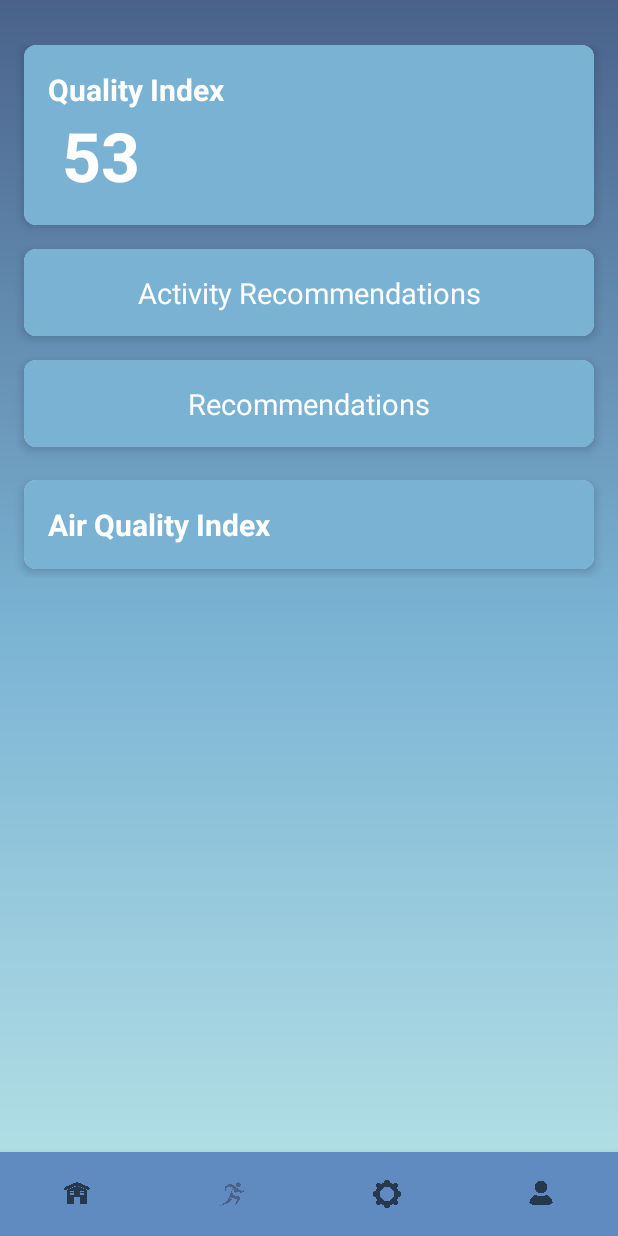
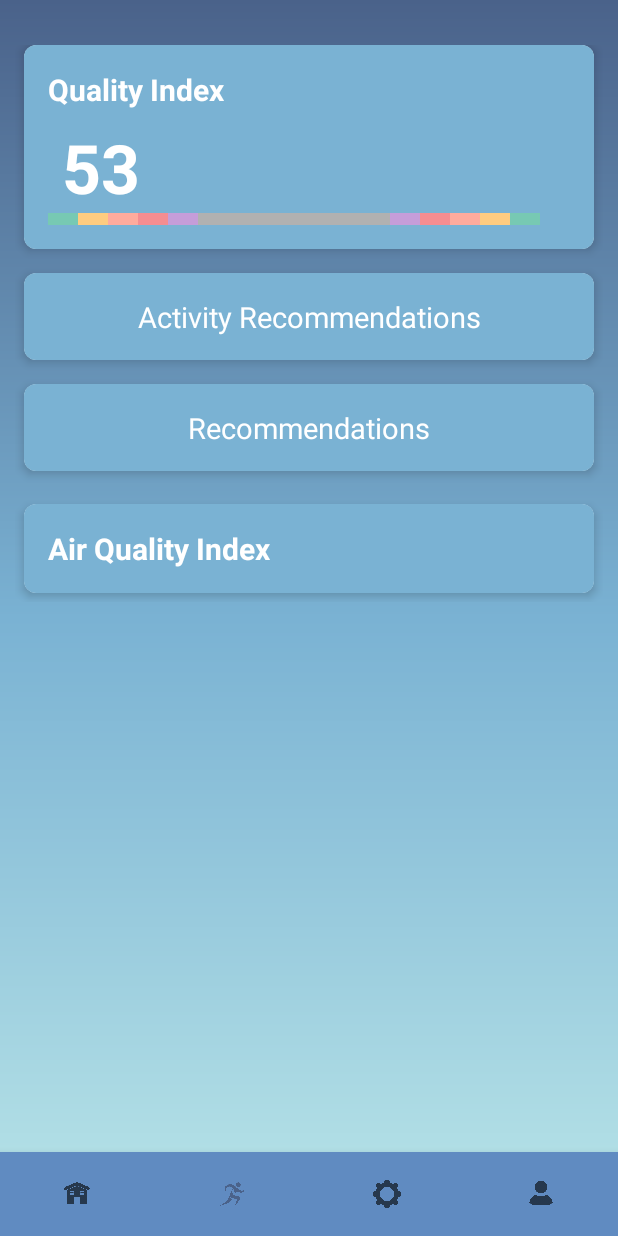
Before and after one commit to mutiara1011/capstone-project, an Android app: the UserFragment screen opened through its navigation route, on a phone screen of 412 x 824 dp. Run offline under Robolectric (Android 15) with nearby library versions, the phone set to English and light mode, and no system bars; our stand-ins replace navigation-ui; libraries missing offline, so code that uses them is left out: com.github.mikephil.charting; 16 statements that could not run were skipped.

Commit message:
layout forecast

```diff
--- a/app/build.gradle.kts
+++ b/app/build.gradle.kts
@@ -39,6 +39,7 @@ android {
     }
 }
 
+
 dependencies {
     implementation(libs.glide)
 
@@ -61,6 +62,6 @@ dependencies {
     androidTestImplementation(libs.androidx.espresso.core)
 
     implementation(libs.androidx.viewpager2)
-
+    implementation(libs.mpandroidchart)
 
 }
--- /dev/null
+++ b/app/src/main/res/drawable/gradient_line.xml
@@ -0,0 +1,57 @@
+<?xml version="1.0" encoding="utf-8"?>
+<layer-list xmlns:android="http://schemas.android.com/apk/res/android">
+
+    <!-- Bagian 1: Warna 1 -->
+    <item
+        android:left="0dp"
+        android:right="20dp">
+        <shape android:shape="rectangle">
+            <solid android:color="#77C9B3" />
+        </shape>
+    </item>
+
+    <!-- Bagian 2: Warna 2 -->
+    <item
+        android:left="20dp"
+        android:right="40dp">
+        <shape android:shape="rectangle">
+            <solid android:color="#FFCC80" />
+        </shape>
+    </item>
+
+    <!-- Bagian 3: Warna 3 -->
+    <item
+        android:left="40dp"
+        android:right="60dp">
+        <shape android:shape="rectangle">
+            <solid android:color="#FFAB9D" />
+        </shape>
+    </item>
+
+    <!-- Bagian 4: Warna 4 -->
+    <item
+        android:left="60dp"
+        android:right="80dp">
+        <shape android:shape="rectangle">
+            <solid android:color="#F58D91" />
+        </shape>
+    </item>
+
+    <!-- Bagian 5: Warna 5 -->
+    <item
+        android:left="80dp"
+        android:right="100dp">
+        <shape android:shape="rectangle">
+            <solid android:color="#C59DD9" />
+        </shape>
+    </item>
+
+    <!-- Bagian 6: Warna 6 -->
+    <item
+        android:left="100dp"
+        android:right="120dp">
+        <shape android:shape="rectangle">
+            <solid android:color="#B1B1B1" />
+        </shape>
+    </item>
+</layer-list>
--- a/app/src/main/res/layout/fragment_user.xml
+++ b/app/src/main/res/layout/fragment_user.xml
@@ -79,6 +79,17 @@
                     app:layout_constraintStart_toEndOf="@+id/aqi_index"
                     app:layout_constraintTop_toBottomOf="@+id/description"
                     tools:text="@string/pollutant_type" />
+
+                <View
+                    android:layout_width="match_parent"
+                    android:layout_height="8dp"
+                    android:paddingTop="8dp"
+                    android:background="@drawable/gradient_line"
+                    app:layout_constraintTop_toBottomOf="@id/aqi_index"
+                    app:layout_constraintBottom_toBottomOf="parent"
+                    app:layout_constraintStart_toStartOf="parent"
+                    app:layout_constraintEnd_toEndOf="parent"/>
+
             </androidx.constraintlayout.widget.ConstraintLayout>
 
         </androidx.cardview.widget.CardView>
```
Also changed, not shown: app/src/main/java/com/example/myapplication/ui/home/CustomMarkerView.kt (added, +29 -0 lines), app/src/main/java/com/example/myapplication/ui/home/HomeAdapter.kt (+6 -6 lines), app/src/main/java/com/example/myapplication/ui/home/HomeFragment.kt (+71 -7 lines), app/src/main/res/drawable/oval_market.xml (added, +20 -0 lines), app/src/main/res/drawable/rounded_background.xml (added, +11 -0 lines), app/src/main/res/layout/fragment_home.xml (+24 -18 lines), app/src/main/res/layout/item_hour.xml (+5 -6 lines), app/src/main/res/layout/marker_view.xml (added, +18 -0 lines).
